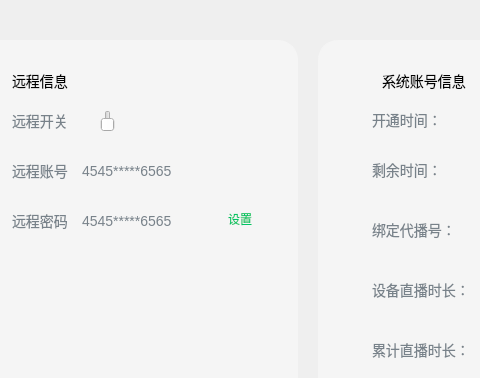
First picture: the form in UI/gbs/bizWidgets/GBSBizDeviceInfo.ui, repository huangjingpei/myobs, before the edit; both pictures show x 492 to 972 and y 0 to 378 of the 1238 by 920 pixel window.
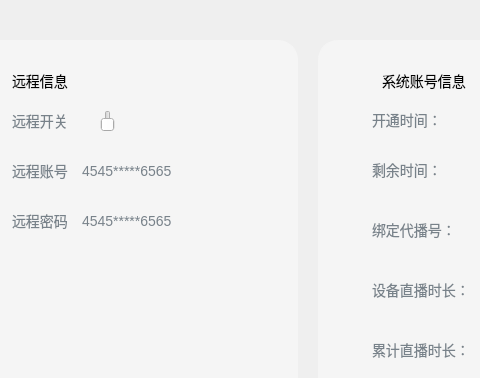
Second picture: the form after the edit. Icons and pictures are not drawn. Custom widgets are drawn as their Qt base class.

Diff of the .ui file:
```diff
--- a/UI/gbs/bizWidgets/GBSBizDeviceInfo.ui
+++ b/UI/gbs/bizWidgets/GBSBizDeviceInfo.ui
@@ -393,23 +393,6 @@
      <string>4545*****6565</string>
     </property>
    </widget>
-   <widget class="QPushButton" name="btnRemotePassword">
-    <property name="geometry">
-     <rect>
-      <x>280</x>
-      <y>170</y>
-      <width>24</width>
-      <height>17</height>
-     </rect>
-    </property>
-    <property name="styleSheet">
-     <string notr="true">border: none;
-color: #00C566;</string>
-    </property>
-    <property name="text">
-     <string>设置</string>
-    </property>
-   </widget>
    <widget class="QLabel" name="label_48">
     <property name="geometry">
      <rect>
```
Left out of the diff: 17 changed lines with no effect on the pictures.
